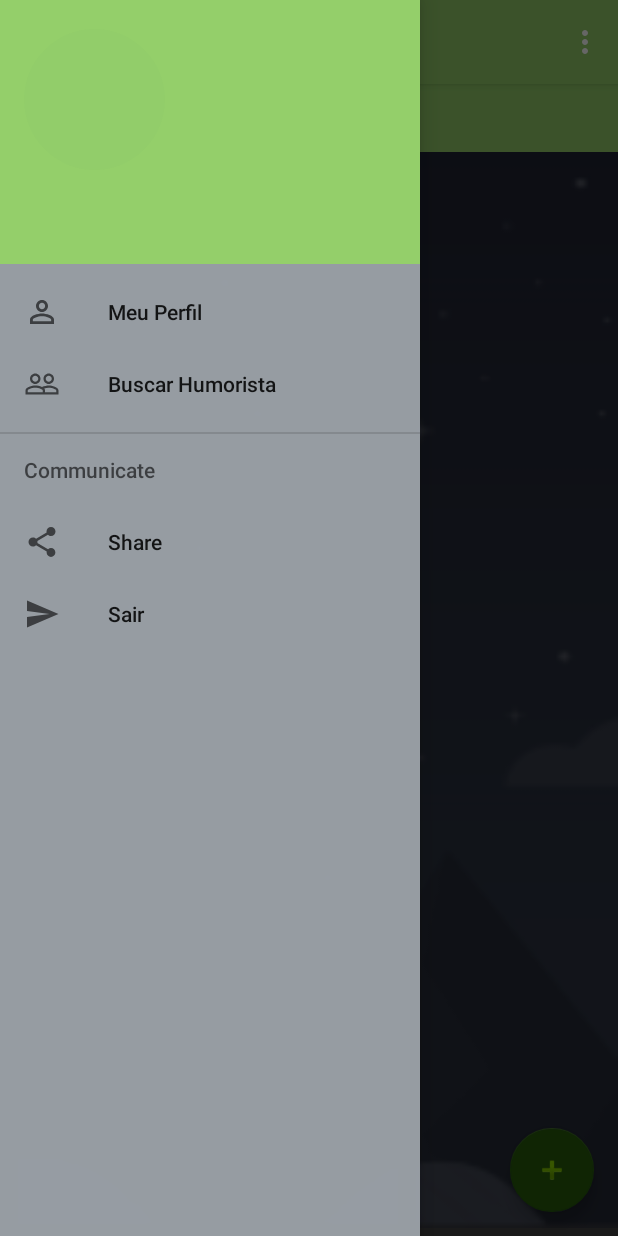
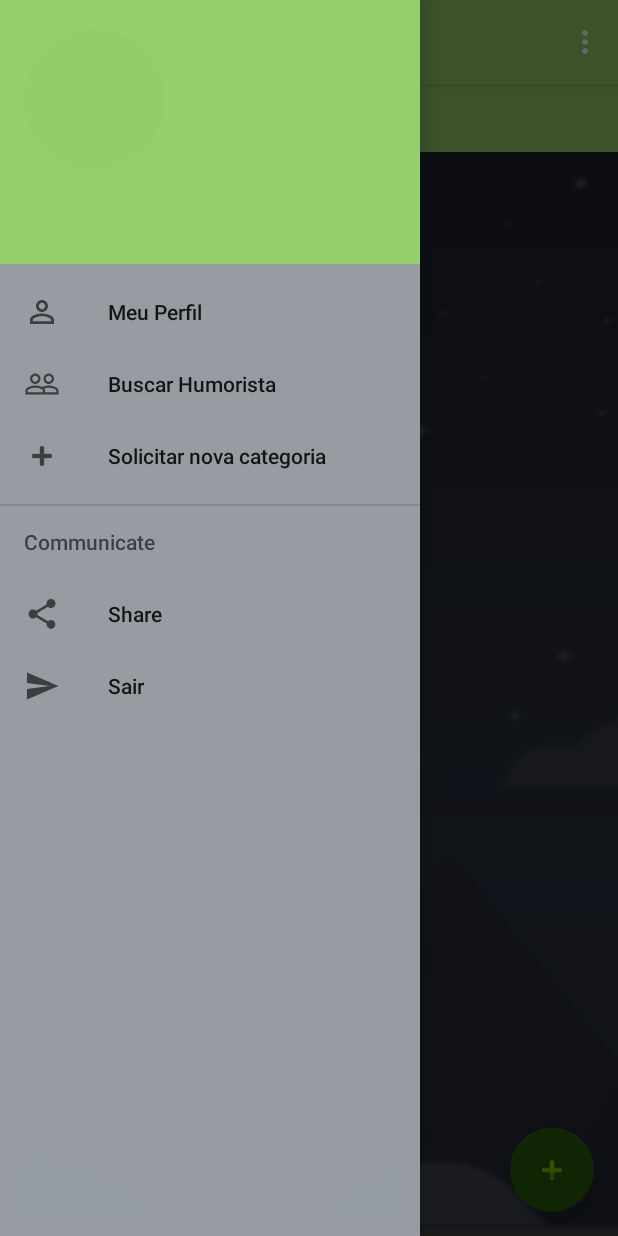
Before and after one commit to MaikonRodrigues/ClubeDePiadas, an Android app: the MainActivity screen opened directly, with no data from a screen before it, with the side drawer open, on a phone screen of 412 x 824 dp. Run offline under Robolectric (Android 15) with nearby library versions, the phone set to English and light mode, and no system bars; our stand-ins replace CircleImageView, Picasso; libraries missing offline, so code that uses them is left out: com.koushikdutta.async, com.koushikdutta.ion; pictures from the network do not load; 3 statements that could not run were skipped.

Commit message:
configurando solicitação de nova categoria

```diff
--- a/app/src/main/java/com/example/clubededepiadas/SettingsUserActivity.java
+++ b/app/src/main/java/com/example/clubededepiadas/SettingsUserActivity.java
@@ -141,7 +141,8 @@ public class SettingsUserActivity extends AppCompatActivity implements Response.
         });
 
     }
-    @Override
+
+    @Override   // Funcao botao voltar
     public boolean onOptionsItemSelected(MenuItem item) {
         switch (item.getItemId()) {
             case android.R.id.home:
@@ -151,7 +152,7 @@ public class SettingsUserActivity extends AppCompatActivity implements Response.
         return super.onOptionsItemSelected(item);
     }
 
-
+                // Funcao editar nome usuario
     public void updateName(){
         final AlertDialog.Builder builder = new AlertDialog.Builder(this);
         builder.setTitle("Digite um novo nome");
--- a/app/src/main/res/menu/activity_main_drawer.xml
+++ b/app/src/main/res/menu/activity_main_drawer.xml
@@ -11,9 +11,15 @@
             android:icon="@drawable/ic_pessoa"
             android:title="Meu Perfil" />
         <item
-            android:id="@+id/nav_gallery"
-            android:icon="@drawable/ic_pessoas"
-            android:title="Buscar Humorista" />
+        android:id="@+id/nav_gallery"
+        android:icon="@drawable/ic_pessoas"
+        android:title="Buscar Humorista" />
+
+        <item
+            android:id="@+id/nav_nova_cat"
+            android:icon="@android:drawable/ic_input_add"
+            android:title="Solicitar nova categoria"
+            android:iconTint="@color/branco"/>
 
     </group>
 
```
